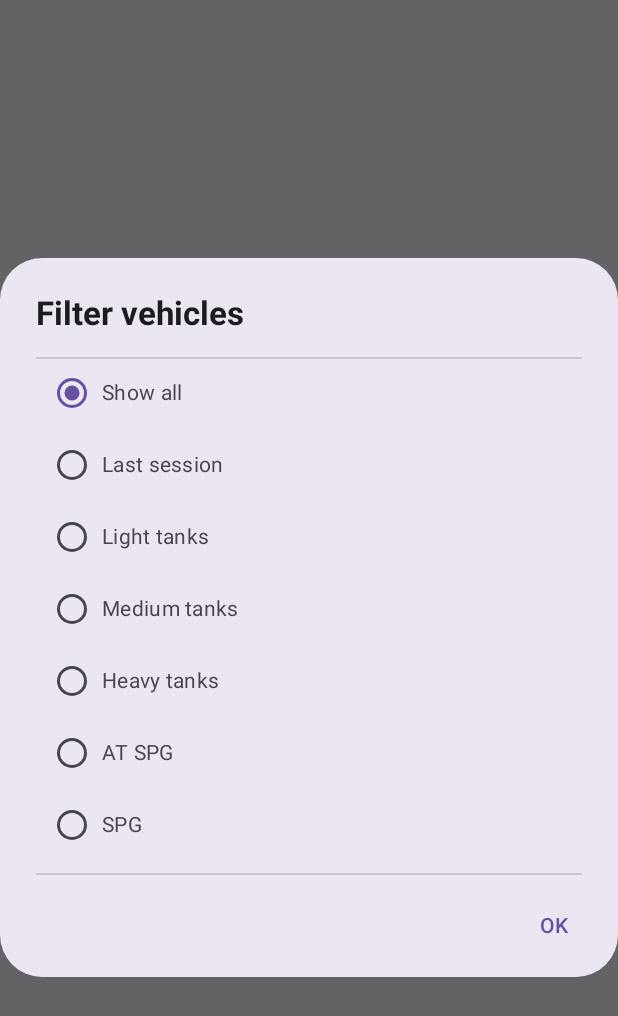
After one commit to AndriiHusiev/DynamicAssistant, an Android app built with Jetpack Compose: the composable TechnicsFilterDialog shown on its own in the app's theme, on a phone screen of 412 x 824 dp. The commit adds this screen. Shown: the top 1016 px of the screen. Run offline under Robolectric (Android 15) with nearby library versions, the phone set to English and light mode, and no system bars.

Commit message:
Added filter dialog on Technics screen.

```diff
--- a/app/build.gradle.kts
+++ b/app/build.gradle.kts
@@ -14,8 +14,8 @@ android {
 		applicationId = "com.husiev.dynassist"
 		minSdk = 24
 		targetSdk = 34
-		versionCode = 27
-		versionName = "0.6.2"
+		versionCode = 28
+		versionName = "0.6.3"
 
 		testInstrumentationRunner = "androidx.test.runner.AndroidJUnitRunner"
 		vectorDrawables {
--- /dev/null
+++ b/app/src/main/java/com/husiev/dynassist/components/main/composables/TechnicsFilterDialog.kt
@@ -0,0 +1,98 @@
+package com.husiev.dynassist.components.main.composables
+
+import androidx.compose.foundation.clickable
+import androidx.compose.foundation.layout.Column
+import androidx.compose.foundation.layout.padding
+import androidx.compose.foundation.rememberScrollState
+import androidx.compose.foundation.selection.selectableGroup
+import androidx.compose.foundation.verticalScroll
+import androidx.compose.material3.AlertDialog
+import androidx.compose.material3.Divider
+import androidx.compose.material3.MaterialTheme
+import androidx.compose.material3.Text
+import androidx.compose.runtime.Composable
+import androidx.compose.ui.Modifier
+import androidx.compose.ui.res.stringResource
+import androidx.compose.ui.unit.dp
+import com.husiev.dynassist.R
+import com.husiev.dynassist.components.start.composables.SettingsDialogThemeChooserRow
+
+@Composable
+fun TechnicsFilterDialog(
+	filter: FilterTechnics = FilterTechnics.ALL,
+	onDismiss: () -> Unit,
+	onChangeFilter: (filterTechnics: FilterTechnics) -> Unit,
+) {
+	AlertDialog(
+		onDismissRequest = { onDismiss() },
+		title = {
+			Text(
+				text = stringResource(R.string.vehicle_filter_title),
+				style = MaterialTheme.typography.titleLarge,
+			)
+		},
+		text = {
+			Divider()
+			Column(Modifier.verticalScroll(rememberScrollState())) {
+				Column(Modifier.selectableGroup()) {
+					SettingsDialogThemeChooserRow(
+						text = stringResource(R.string.vehicle_filter_all),
+						selected = filter == FilterTechnics.ALL,
+						onClick = { onChangeFilter(FilterTechnics.ALL) },
+					)
+					SettingsDialogThemeChooserRow(
+						text = stringResource(R.string.vehicle_filter_last),
+						selected = filter == FilterTechnics.LAST,
+						onClick = { onChangeFilter(FilterTechnics.LAST) },
+					)
+					SettingsDialogThemeChooserRow(
+						text = stringResource(R.string.vehicle_filter_light),
+						selected = filter == FilterTechnics.LIGHT,
+						onClick = { onChangeFilter(FilterTechnics.LIGHT) },
+					)
+					SettingsDialogThemeChooserRow(
+						text = stringResource(R.string.vehicle_filter_medium),
+						selected = filter == FilterTechnics.MEDIUM,
+						onClick = { onChangeFilter(FilterTechnics.MEDIUM) },
+					)
+					SettingsDialogThemeChooserRow(
+						text = stringResource(R.string.vehicle_filter_heavy),
+						selected = filter == FilterTechnics.HEAVY,
+						onClick = { onChangeFilter(FilterTechnics.HEAVY) },
+					)
+					SettingsDialogThemeChooserRow(
+						text = stringResource(R.string.vehicle_filter_atspg),
+						selected = filter == FilterTechnics.ATSPG,
+						onClick = { onChangeFilter(FilterTechnics.ATSPG) },
+					)
+					SettingsDialogThemeChooserRow(
+						text = stringResource(R.string.vehicle_filter_spg),
+						selected = filter == FilterTechnics.SPG,
+						onClick = { onChangeFilter(FilterTechnics.SPG) },
+					)
+				}
+				Divider(Modifier.padding(top = 8.dp))
+			}
+		},
+		confirmButton = {
+			Text(
+				text = stringResource(R.string.confirm_dialog_button_text),
+				style = MaterialTheme.typography.labelLarge,
+				color = MaterialTheme.colorScheme.primary,
+				modifier = Modifier
+					.padding(horizontal = 8.dp)
+					.clickable { onDismiss() },
+			)
+		},
+	)
+}
+
+enum class FilterTechnics(val alias: String) {
+	ALL(alias = "all"),
+	LAST(alias = "last"),
+	LIGHT(alias = "lightTank"),
+	MEDIUM(alias = "mediumTank"),
+	HEAVY(alias = "heavyTank"),
+	ATSPG(alias = "AT-SPG"),
+	SPG(alias = "SPG")
+}
--- a/app/src/main/java/com/husiev/dynassist/components/main/navigation/DaNavHost.kt
+++ b/app/src/main/java/com/husiev/dynassist/components/main/navigation/DaNavHost.kt
@@ -4,6 +4,7 @@ import androidx.compose.runtime.Composable
 import androidx.compose.ui.Modifier
 import androidx.navigation.NavHostController
 import androidx.navigation.compose.NavHost
+import com.husiev.dynassist.components.main.composables.FilterTechnics
 import com.husiev.dynassist.components.main.composables.SortTechnics
 import com.husiev.dynassist.components.main.utils.AccountClanInfo
 import com.husiev.dynassist.components.main.utils.AccountPersonalData
@@ -18,6 +19,7 @@ fun DaNavHost(
 	clanData: AccountClanInfo?,
 	shortData: List<VehicleShortData>,
 	sort: SortTechnics,
+	filter: FilterTechnics,
 	onSummaryClick: (String) -> Unit,
 	onTechnicsClick: (Int) -> Unit,
 	modifier: Modifier = Modifier,
@@ -36,6 +38,7 @@ fun DaNavHost(
 		technicsScreen(
 			shortData = shortData,
 			sort = sort,
+			filter = filter,
 			onClick = onTechnicsClick
 		)
 
--- a/app/src/main/java/com/husiev/dynassist/components/main/navigation/TechnicsNavigation.kt
+++ b/app/src/main/java/com/husiev/dynassist/components/main/navigation/TechnicsNavigation.kt
@@ -4,6 +4,7 @@ import androidx.navigation.NavController
 import androidx.navigation.NavGraphBuilder
 import androidx.navigation.NavOptions
 import androidx.navigation.compose.composable
+import com.husiev.dynassist.components.main.composables.FilterTechnics
 import com.husiev.dynassist.components.main.composables.SortTechnics
 import com.husiev.dynassist.components.main.composables.TechnicsContent
 import com.husiev.dynassist.components.main.utils.VehicleShortData
@@ -17,6 +18,7 @@ fun NavController.navigateToTechnics(navOptions: NavOptions? = null) {
 fun NavGraphBuilder.technicsScreen(
 	shortData: List<VehicleShortData>,
 	sort: SortTechnics,
+	filter: FilterTechnics,
 	onClick: (Int) -> Unit
 ) {
 	composable(
@@ -25,6 +27,7 @@ fun NavGraphBuilder.technicsScreen(
 		TechnicsContent(
 			shortData = shortData,
 			sort = sort,
+			filter = filter,
 			onClick = onClick
 		)
 	}
--- a/app/src/main/res/values/strings.xml
+++ b/app/src/main/res/values/strings.xml
@@ -81,6 +81,14 @@
     <string name="vehicle_sort_nation">Nation</string>
     <string name="vehicle_sort_winrating">Winrating</string>
     <string name="vehicle_sort_premium">Premium</string>
+    <string name="vehicle_filter_title">Filter vehicles</string>
+    <string name="vehicle_filter_all">Show all</string>
+    <string name="vehicle_filter_last">Last session</string>
+    <string name="vehicle_filter_light">Light tanks</string>
+    <string name="vehicle_filter_medium">Medium tanks</string>
+    <string name="vehicle_filter_heavy">Heavy tanks</string>
+    <string name="vehicle_filter_atspg">AT SPG</string>
+    <string name="vehicle_filter_spg">SPG</string>
 
     <!-- tab No. 1.1 - Single Technics -->
     <string name="general_info">General Information</string>
@@ -133,5 +141,6 @@
     <string name="description_back">Back</string>
     <string name="show_less">Show less</string>
     <string name="show_more">Show more</string>
+    <string name="description_sort_list">Sort List</string>
     <string name="description_filter_list">Filter List</string>
 </resources>
```
Also changed, not shown: app/src/main/java/com/husiev/dynassist/components/main/MainViewModel.kt (+9 -0 lines), app/src/main/java/com/husiev/dynassist/components/main/composables/MainScreen.kt (+12 -1 lines), app/src/main/java/com/husiev/dynassist/components/main/composables/MainTopBars.kt (+7 -5 lines), app/src/main/java/com/husiev/dynassist/components/main/composables/TechnicsContent.kt (+40 -0 lines).
